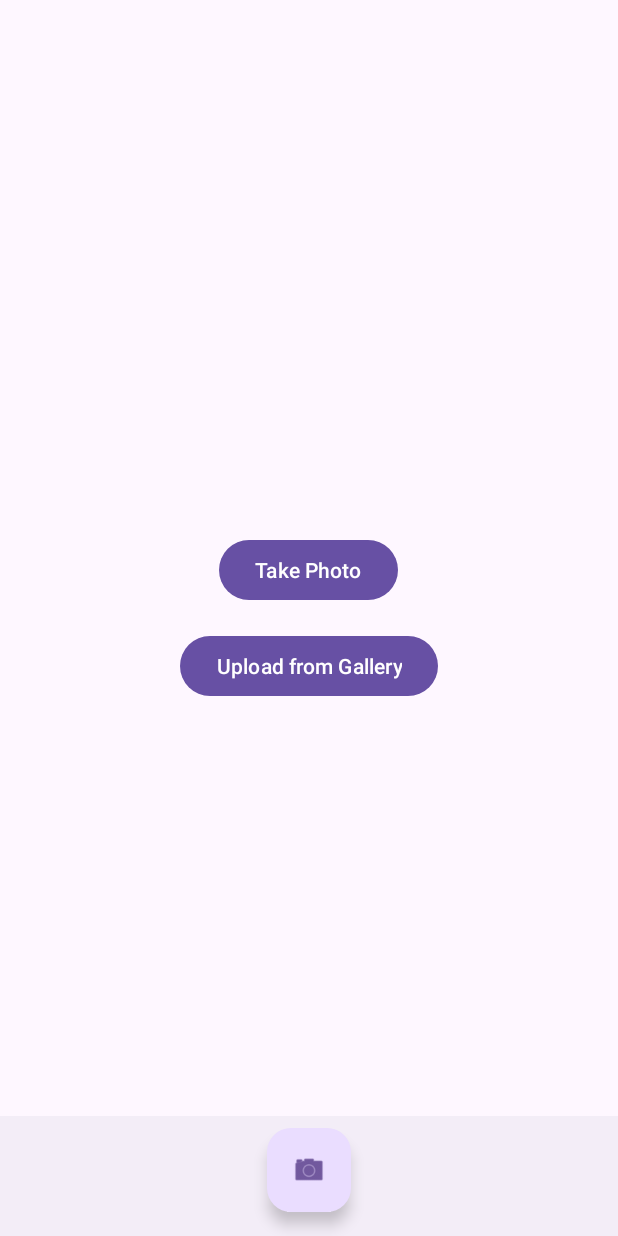
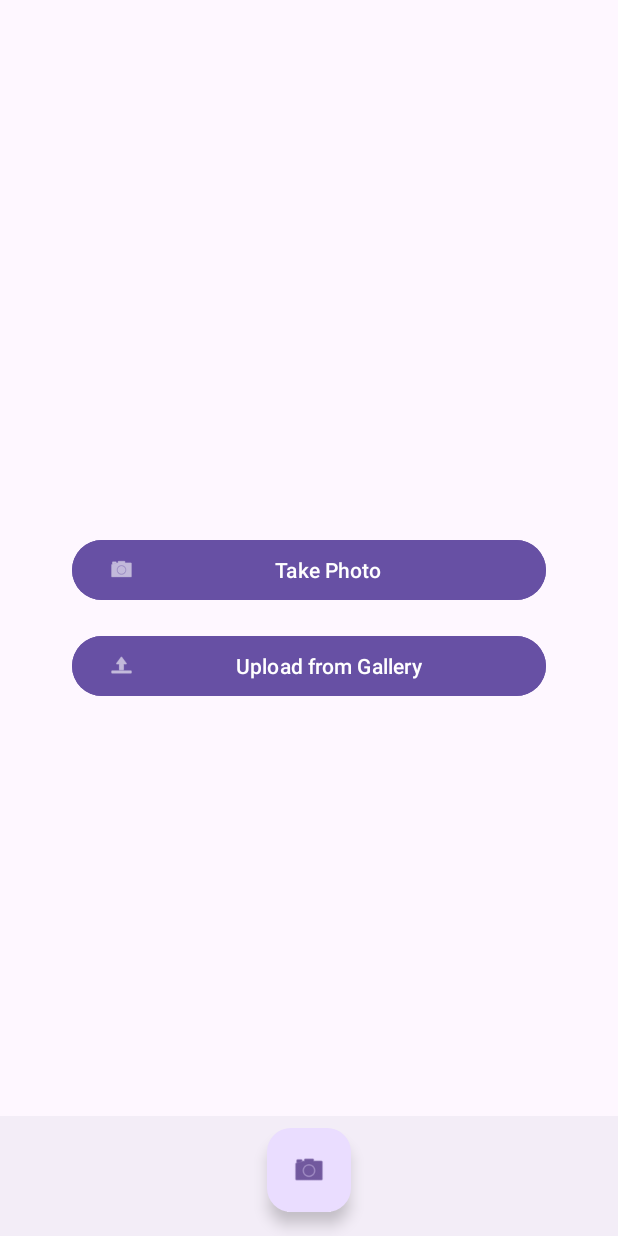
Before and after one commit to SunHorizon/WildlifeTracker, an Android app: the screen it shows after launch (MainActivity), on a phone screen of 412 x 824 dp. Run offline under Robolectric (Android 15) with nearby library versions, the phone set to English and light mode, and no system bars.

Commit message:
added image capture and photo upload

```diff
--- a/app/build.gradle
+++ b/app/build.gradle
@@ -47,6 +47,7 @@ dependencies {
     androidTestImplementation libs.ext.junit
     androidTestImplementation libs.espresso.core
 
+    implementation libs.material.v1110
 
     // ML Kit
     implementation libs.image.labeling
--- a/app/src/main/java/com/example/wildlifetracker/ui/CameraUploadChoiceFragment.java
+++ b/app/src/main/java/com/example/wildlifetracker/ui/CameraUploadChoiceFragment.java
@@ -1,11 +1,16 @@
 package com.example.wildlifetracker.ui;
 
 import android.os.Bundle;
+import android.util.Log;
 import android.view.LayoutInflater;
 import android.view.View;
 import android.view.ViewGroup;
 import android.widget.Button;
+import android.widget.Toast;
 
+import androidx.activity.result.ActivityResultLauncher;
+import androidx.activity.result.PickVisualMediaRequest;
+import androidx.activity.result.contract.ActivityResultContracts;
 import androidx.annotation.NonNull;
 import androidx.annotation.Nullable;
 import androidx.fragment.app.Fragment;
@@ -13,6 +18,8 @@ import androidx.fragment.app.Fragment;
 import com.example.wildlifetracker.R;
 
 public class CameraUploadChoiceFragment extends Fragment {
+
+    private ActivityResultLauncher<PickVisualMediaRequest> pickMediaLauncher;
 
     public CameraUploadChoiceFragment() {}
 
@@ -26,20 +33,30 @@ public class CameraUploadChoiceFragment extends Fragment {
     public void onViewCreated(@NonNull View view, @Nullable Bundle savedInstanceState){
         super.onViewCreated(view, savedInstanceState);
 
+        pickMediaLauncher = registerForActivityResult(
+                new ActivityResultContracts.PickVisualMedia(),
+                uri -> {
+                    if(uri != null){
+                        Log.d("PhotoPicker", "Selected URI: " + uri);
+                        Toast.makeText(getContext(), "Image Selected!", Toast.LENGTH_SHORT).show();
+                    }else{
+                        Log.d("PhotoPicker", "No media selected");
+                    }
+                });
+
         Button takePhoto = view.findViewById(R.id.btn_take_photo);
         Button uploadPhoto = view.findViewById(R.id.btn_upload_photo);
 
-        takePhoto.setOnClickListener(v -> {
-            getParentFragmentManager()
-                    .beginTransaction()
-                    .replace(R.id.nav_host_fragment, new CameraFragment())
-                    .addToBackStack(null)
-                    .commit();
-        });
+        takePhoto.setOnClickListener(v -> getParentFragmentManager()
+                .beginTransaction()
+                .replace(R.id.nav_host_fragment, new CameraFragment())
+                .addToBackStack(null)
+                .commit());
 
-        uploadPhoto.setOnClickListener(v -> {
-            // TODO: Trigger image picker intent
-        });
+        // upload photo from gallery
+        uploadPhoto.setOnClickListener(v -> pickMediaLauncher.launch(new PickVisualMediaRequest.Builder()
+                .setMediaType(ActivityResultContracts.PickVisualMedia.ImageOnly.INSTANCE)
+                .build()));
 
     }
 
--- a/app/src/main/res/layout/activity_main.xml
+++ b/app/src/main/res/layout/activity_main.xml
@@ -3,13 +3,14 @@
     xmlns:android="http://schemas.android.com/apk/res/android"
     xmlns:app="http://schemas.android.com/apk/res-auto"
     android:layout_width="match_parent"
-    android:layout_height="match_parent">
+    android:layout_height="match_parent"
+    android:fitsSystemWindows="true">
 
     <!-- FrameLayout for fragments -->
     <FrameLayout
         android:id="@+id/nav_host_fragment"
         android:layout_width="match_parent"
-        android:layout_height="match_parent" />
+        android:layout_height="match_parent"/>
 
     <com.google.android.material.bottomappbar.BottomAppBar
         android:id="@+id/bottom_app_bar"
@@ -30,5 +31,4 @@
         app:srcCompat="@android:drawable/ic_menu_camera" />
 
 
-
 </androidx.coordinatorlayout.widget.CoordinatorLayout>
--- a/app/src/main/res/layout/fragment_camera_upload_choice.xml
+++ b/app/src/main/res/layout/fragment_camera_upload_choice.xml
@@ -1,24 +1,54 @@
-<LinearLayout xmlns:android="http://schemas.android.com/apk/res/android"
+<androidx.constraintlayout.widget.ConstraintLayout xmlns:android="http://schemas.android.com/apk/res/android"
+    xmlns:app="http://schemas.android.com/apk/res-auto"
     android:layout_width="match_parent"
-    android:orientation="vertical"
-    android:gravity="center"
-    android:padding="24dp"
-    android:layout_height="match_parent">
+    android:layout_height="match_parent"
+    android:padding="24dp">
 
+    <!-- Button Group (Vertically Centered) -->
+    <LinearLayout
+        android:id="@+id/button_container"
+        android:layout_width="match_parent"
+        android:layout_height="wrap_content"
+        android:orientation="vertical"
+        android:gravity="center"
+        android:layout_margin="24dp"
+        app:layout_constraintTop_toTopOf="parent"
+        app:layout_constraintBottom_toBottomOf="parent"
+        app:layout_constraintStart_toStartOf="parent"
+        app:layout_constraintEnd_toEndOf="parent">
 
-    <Button
-        android:id="@+id/btn_take_photo"
-        android:layout_width="wrap_content"
-        android:layout_height="wrap_content"
-        android:text="@string/btn_photo"/>
+        <!-- Take Photo Button -->
+        <com.google.android.material.button.MaterialButton
+            android:id="@+id/btn_take_photo"
+            android:layout_width="match_parent"
+            android:layout_height="wrap_content"
+            android:text="@string/btn_photo"
+            app:icon="@android:drawable/ic_menu_camera"
+            app:iconPadding="8dp"
+            app:iconTint="@android:color/white"
+            android:textColor="@android:color/white"
+            android:backgroundTint="?attr/colorPrimary"
+            app:cornerRadius="24dp"
+            style="@style/Widget.Material3.Button"/>
 
+        <!-- Spacer -->
+        <View
+            android:layout_width="match_parent"
+            android:layout_height="16dp" />
 
-    <View android:layout_height="16dp" android:layout_width="match_parent"/>
+        <!-- Upload Photo Button -->
+        <com.google.android.material.button.MaterialButton
+            android:id="@+id/btn_upload_photo"
+            android:layout_width="match_parent"
+            android:layout_height="wrap_content"
+            android:text="@string/btn_upload"
+            app:icon="@android:drawable/ic_menu_upload"
+            app:iconPadding="8dp"
+            app:iconTint="@android:color/white"
+            android:textColor="@android:color/white"
+            android:backgroundTint="?attr/colorPrimary"
+            app:cornerRadius="24dp"
+            style="@style/Widget.Material3.Button"/>
 
-    <Button
-        android:id="@+id/btn_upload_photo"
-        android:layout_width="wrap_content"
-        android:layout_height="wrap_content"
-        android:text="@string/btn_upload"/>
-
-</LinearLayout>
+    </LinearLayout>
+</androidx.constraintlayout.widget.ConstraintLayout>
--- a/gradle/libs.versions.toml
+++ b/gradle/libs.versions.toml
@@ -17,6 +17,7 @@ firebaseAuth = "23.2.1"
 credentials = "1.5.0"
 credentialsPlayServicesAuth = "1.5.0"
 googleid = "1.1.1"
+materialVersion = "1.11.0"
 playServicesLocation = "21.3.0"
 playServicesMaps = "19.2.0"
 roomRuntime = "2.7.1"
@@ -41,6 +42,7 @@ firebase-auth = { group = "com.google.firebase", name = "firebase-auth", version
 credentials = { group = "androidx.credentials", name = "credentials", version.ref = "credentials" }
 credentials-play-services-auth = { group = "androidx.credentials", name = "credentials-play-services-auth", version.ref = "credentialsPlayServicesAuth" }
 googleid = { group = "com.google.android.libraries.identity.googleid", name = "googleid", version.ref = "googleid" }
+material-v1110 = { module = "com.google.android.material:material", version.ref = "materialVersion" }
 play-services-location = { module = "com.google.android.gms:play-services-location", version.ref = "playServicesLocation" }
 play-services-maps = { module = "com.google.android.gms:play-services-maps", version.ref = "playServicesMaps" }
 room-compiler = { module = "androidx.room:room-compiler", version.ref = "roomRuntime" }
```
Also changed, not shown: app/src/main/java/com/example/wildlifetracker/MainActivity.java (+17 -0 lines), app/src/main/java/com/example/wildlifetracker/ui/CameraFragment.java (+17 -1 lines), app/src/main/res/drawable/ic_camera_button_background.xml (added, +11 -0 lines), app/src/main/res/layout/fragment_camera.xml (+14 -11 lines).
